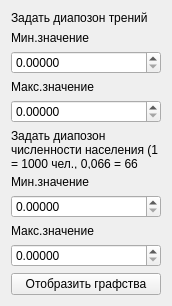
alexeymarunin/ddm, file widgets/ddmFrictionPopulationFilterWidget.ui: the form before one commit.
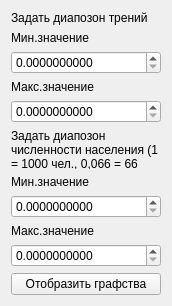
The form after the commit. Icons and pictures are not drawn.

What changed in the file:
```diff
--- a/widgets/ddmFrictionPopulationFilterWidget.ui
+++ b/widgets/ddmFrictionPopulationFilterWidget.ui
@@ -39,7 +39,10 @@
      <item>
       <widget class="QDoubleSpinBox" name="m_spFrMinValue">
        <property name="decimals">
-        <number>5</number>
+        <number>10</number>
+       </property>
+       <property name="maximum">
+        <double>999999999.000000000000000</double>
        </property>
       </widget>
      </item>
@@ -53,7 +56,10 @@
      <item>
       <widget class="QDoubleSpinBox" name="m_spFrMaxValue">
        <property name="decimals">
-        <number>5</number>
+        <number>10</number>
+       </property>
+       <property name="maximum">
+        <double>999999999.000000000000000</double>
        </property>
       </widget>
      </item>
@@ -77,7 +83,10 @@
      <item>
       <widget class="QDoubleSpinBox" name="m_spPopMinValue">
        <property name="decimals">
-        <number>5</number>
+        <number>10</number>
+       </property>
+       <property name="maximum">
+        <double>999999999.000000000000000</double>
        </property>
       </widget>
      </item>
@@ -91,7 +100,10 @@
      <item>
       <widget class="QDoubleSpinBox" name="m_spPopMaxValue">
        <property name="decimals">
-        <number>5</number>
+        <number>10</number>
+       </property>
+       <property name="maximum">
+        <double>999999999.000000000000000</double>
        </property>
       </widget>
      </item>
```
